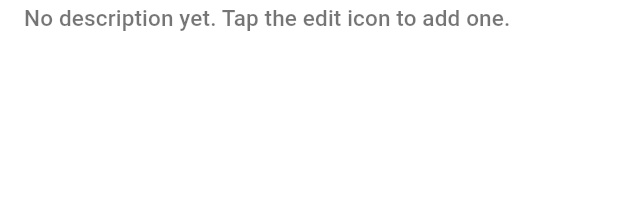
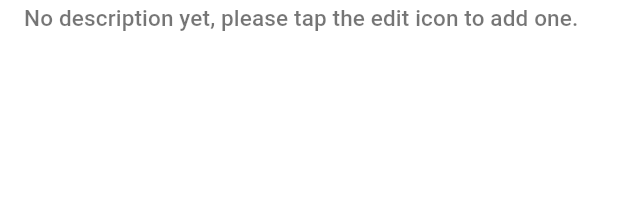
Before and after one commit to as9284/noir_journal, a Flutter app: the EntryDescriptionField widget shown alone on an empty page, opened directly with empty values, on a phone screen of 412 x 824 dp. Shown: the top 200 px of the screen. Run offline on Flutter 3.47's test engine with Material 3 defaults, Android fonts, the phone set to English and light mode, and no system bars; our stand-ins replace package_info_plus, shared_preferences; accounts and stored records are empty.

Commit message:
Improved UI

```diff
--- a/lib/widgets/entry_description_field.dart
+++ b/lib/widgets/entry_description_field.dart
@@ -63,10 +63,10 @@ class _EntryDescriptionFieldState extends State<EntryDescriptionField> {
     final onIconChanged = widget.onIconChanged;
 
     if (editing) {
-      return Opacity(
+      return Transform.translate(
+        offset: Offset(0, 20 * (1 - editAnim.value)),
+        child: Opacity(
           opacity: editAnim.value,
-        child: Transform.translate(
-          offset: Offset(0, 20 * (1 - editAnim.value)),
           child: Container(
             decoration: BoxDecoration(
               color: (isDark ? Colors.white10 : Colors.black12).withAlpha(30),
@@ -81,18 +81,10 @@ class _EntryDescriptionFieldState extends State<EntryDescriptionField> {
               horizontal: DiaryPaddings.horizontal,
               vertical: DiaryPaddings.vertical,
             ),
-            child: SingleChildScrollView(
-              padding: EdgeInsets.only(
-                bottom: MediaQuery.of(context).viewInsets.bottom,
-              ),
-              keyboardDismissBehavior: ScrollViewKeyboardDismissBehavior.onDrag,
             child: Column(
               crossAxisAlignment: CrossAxisAlignment.start,
               children: [
-                  AnimatedOpacity(
-                    opacity: editAnim.value,
-                    duration: const Duration(milliseconds: 200),
-                    child: Row(
+                Row(
                   children: [
                     Icon(
                       Icons.edit,
@@ -102,15 +94,12 @@ class _EntryDescriptionFieldState extends State<EntryDescriptionField> {
                     const SizedBox(width: 6),
                     Text(
                       'Editing',
-                          style: Theme.of(
-                            context,
-                          ).textTheme.labelMedium?.copyWith(
+                      style: Theme.of(context).textTheme.labelMedium?.copyWith(
                         color: Theme.of(context).colorScheme.primary,
                         fontWeight: FontWeight.bold,
                       ),
                     ),
                   ],
-                    ),
                 ),
                 const SizedBox(height: 8),
                 if (onIconChanged != null) ...[
@@ -165,10 +154,9 @@ class _EntryDescriptionFieldState extends State<EntryDescriptionField> {
                                   decoration: BoxDecoration(
                                     color:
                                         isSelected
-                                              ? Theme.of(context)
-                                                  .colorScheme
-                                                  .primary
-                                                  .withAlpha(30)
+                                            ? Theme.of(
+                                              context,
+                                            ).colorScheme.primary.withAlpha(30)
                                             : Colors.transparent,
                                     border: Border.all(
                                       color:
@@ -189,9 +177,7 @@ class _EntryDescriptionFieldState extends State<EntryDescriptionField> {
                                             ? Theme.of(
                                               context,
                                             ).colorScheme.primary
-                                              : Theme.of(
-                                                context,
-                                              ).iconTheme.color,
+                                            : Theme.of(context).iconTheme.color,
                                   ),
                                 ),
                               );
@@ -201,9 +187,7 @@ class _EntryDescriptionFieldState extends State<EntryDescriptionField> {
                   ),
                   const SizedBox(height: 16),
                 ],
-                  AnimatedOpacity(
-                    opacity: editAnim.value,
-                    duration: const Duration(milliseconds: 200),
+                Expanded(
                   child: Align(
                     alignment: Alignment.topLeft,
                     child: Scrollbar(
@@ -221,9 +205,7 @@ class _EntryDescriptionFieldState extends State<EntryDescriptionField> {
                             vertical: 2,
                           ),
                         ),
-                          style: Theme.of(
-                            context,
-                          ).textTheme.bodyLarge?.copyWith(
+                        style: Theme.of(context).textTheme.bodyLarge?.copyWith(
                           fontSize: 19,
                           fontWeight: FontWeight.w500,
                           letterSpacing: 0.15,
@@ -236,7 +218,6 @@ class _EntryDescriptionFieldState extends State<EntryDescriptionField> {
                   ),
                 ),
               ],
-              ),
             ),
           ),
         ),
@@ -254,7 +235,7 @@ class _EntryDescriptionFieldState extends State<EntryDescriptionField> {
             child:
                 currentDescription.isEmpty
                     ? Text(
-                      'No description yet. Tap the edit icon to add one.',
+                      'No description yet, please tap the edit icon to add one.',
                       style: Theme.of(context).textTheme.bodySmall?.copyWith(
                         fontSize: 15,
                         fontWeight: FontWeight.w500,
```
Lines whose indentation alone changed are shown as unchanged.
